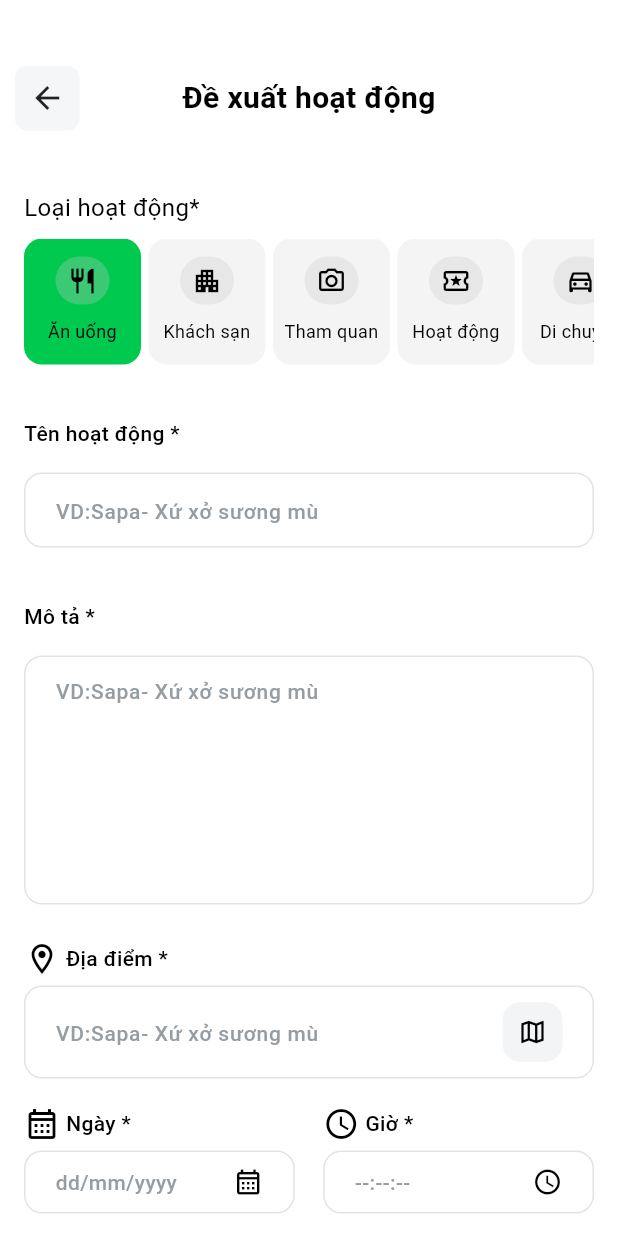
After one commit to manhquyen810/TripSyncApp, a Flutter app: the ProposeActivityScreen screen opened directly, on a phone screen of 412 x 824 dp. The commit adds this screen. Run offline on Flutter 3.47's test engine with Material 3 defaults, Android fonts, the phone set to English and light mode, and no system bars; Roboto replaces fonts that are missing (Poppins).

Commit message:
[Feature]: Feature itinerary page

```diff
--- a/tripsync_flt/lib/features/itinerary/presentation/screens/itinerary_screen.dart
+++ b/tripsync_flt/lib/features/itinerary/presentation/screens/itinerary_screen.dart
@@ -1,4 +1,5 @@
 import 'package:flutter/material.dart';
+import 'propose_activity_screen.dart';
 import '../../../../shared/widgets/trip_bottom_navigation.dart';
 import '../../../trip/domain/entities/trip.dart';
 import '../../../home/presentation/widgets/member_avatar.dart';
@@ -31,7 +32,7 @@ class TripItineraryScreen extends StatelessWidget {
                     const SizedBox(height: 16),
                     _buildStatsSection(),
                     const SizedBox(height: 16),
-                    _buildActionButtons(),
+                    _buildActionButtons(context),
                     const SizedBox(height: 16),
                     _buildItineraryList(),
                   ],
@@ -47,7 +48,11 @@ class TripItineraryScreen extends StatelessWidget {
       floatingActionButton: Padding(
         padding: const EdgeInsets.only(bottom: 80),
         child: FloatingActionButton(
-          onPressed: () {},
+          onPressed: () {
+            Navigator.of(context).push(
+              MaterialPageRoute(builder: (_) => const ProposeActivityScreen()),
+            );
+          },
           backgroundColor: const Color(0xFF00C950),
           child: const Icon(Icons.add, color: Colors.white),
         ),
@@ -289,14 +294,20 @@ class TripItineraryScreen extends StatelessWidget {
     );
   }
 
-  Widget _buildActionButtons() {
+  Widget _buildActionButtons(BuildContext context) {
     return Padding(
       padding: const EdgeInsets.symmetric(horizontal: 20),
       child: Row(
         children: [
           Expanded(
             child: ElevatedButton(
-              onPressed: () {},
+              onPressed: () {
+                Navigator.of(context).push(
+                  MaterialPageRoute(
+                    builder: (_) => const ProposeActivityScreen(),
+                  ),
+                );
+              },
               style: ElevatedButton.styleFrom(
                 backgroundColor: const Color(0xFF00C950),
                 foregroundColor: Colors.black,
--- /dev/null
+++ b/tripsync_flt/lib/features/itinerary/presentation/screens/propose_activity_screen.dart
@@ -0,0 +1,274 @@
+import 'package:flutter/material.dart';
+import '../widgets/propose_activity_widgets.dart';
+
+class ProposeActivityScreen extends StatefulWidget {
+  const ProposeActivityScreen({super.key});
+
+  @override
+  State<ProposeActivityScreen> createState() => _ProposeActivityScreenState();
+}
+
+class _ProposeActivityScreenState extends State<ProposeActivityScreen> {
+  static const Color _green = Color(0xFF00C950);
+  static const Color _surface = Color(0xFFF4F4F4);
+  static const Color _muted = Color(0xFF99A1AF);
+  static const Color _hint = Color(0xFF959DA3);
+
+  // Lazy init helps avoid Flutter Web hot-reload cases where existing State
+  // instances get new fields as `null` and then crash on dispose.
+  TextEditingController? _nameController;
+  TextEditingController? _descriptionController;
+  TextEditingController? _locationController;
+
+  FocusNode? _nameFocusNode;
+  FocusNode? _descriptionFocusNode;
+  FocusNode? _locationFocusNode;
+
+  TextEditingController get _nameCtrl =>
+      _nameController ??= TextEditingController();
+  TextEditingController get _descriptionCtrl =>
+      _descriptionController ??= TextEditingController();
+  TextEditingController get _locationCtrl =>
+      _locationController ??= TextEditingController();
+
+  FocusNode get _nameFocus => _nameFocusNode ??= FocusNode();
+  FocusNode get _descriptionFocus => _descriptionFocusNode ??= FocusNode();
+  FocusNode get _locationFocus => _locationFocusNode ??= FocusNode();
+
+  DateTime? _date;
+  TimeOfDay? _time;
+
+  int _selectedTypeIndex = 0;
+
+  final List<ProposeActivityType> _types = const [
+    ProposeActivityType(label: 'Ăn uống', icon: Icons.restaurant_outlined),
+    ProposeActivityType(label: 'Khách sạn', icon: Icons.apartment_outlined),
+    ProposeActivityType(label: 'Tham quan', icon: Icons.photo_camera_outlined),
+    ProposeActivityType(
+      label: 'Hoạt động',
+      icon: Icons.local_activity_outlined,
+    ),
+    ProposeActivityType(
+      label: 'Di chuyển',
+      icon: Icons.directions_car_filled_outlined,
+    ),
+  ];
+
+  @override
+  void dispose() {
+    _nameController?.dispose();
+    _descriptionController?.dispose();
+    _locationController?.dispose();
+
+    _nameFocusNode?.dispose();
+    _descriptionFocusNode?.dispose();
+    _locationFocusNode?.dispose();
+
+    super.dispose();
+  }
+
+  @override
+  Widget build(BuildContext context) {
+    return Scaffold(
+      backgroundColor: Colors.white,
+      body: SafeArea(
+        child: SingleChildScrollView(
+          padding: const EdgeInsets.only(top: 40, bottom: 24),
+          child: Column(
+            crossAxisAlignment: CrossAxisAlignment.center,
+            children: [
+              ProposeActivityHeader(onBack: () => Navigator.pop(context)),
+              const SizedBox(height: 36),
+              Padding(
+                padding: const EdgeInsets.symmetric(horizontal: 16),
+                child: Column(
+                  crossAxisAlignment: CrossAxisAlignment.start,
+                  children: [
+                    const Text(
+                      'Loại hoạt động*',
+                      style: TextStyle(
+                        fontSize: 16,
+                        color: Colors.black,
+                        fontFamily: 'Poppins',
+                        fontWeight: FontWeight.w400,
+                      ),
+                    ),
+                    const SizedBox(height: 9),
+                    ProposeActivityTypeSelector(
+                      green: _green,
+                      surface: _surface,
+                      types: _types,
+                      selectedIndex: _selectedTypeIndex,
+                      onSelect: (index) =>
+                          setState(() => _selectedTypeIndex = index),
+                    ),
+                    const SizedBox(height: 36),
+                    ProposeActivityLabeledTextField(
+                      label: 'Tên hoạt động *',
+                      hintText: 'VD:Sapa- Xứ xở sương mù',
+                      controller: _nameCtrl,
+                      focusNode: _nameFocus,
+                      green: _green,
+                      muted: _muted,
+                      hintColor: _hint,
+                    ),
+                    const SizedBox(height: 36),
+                    ProposeActivityLabeledTextField(
+                      label: 'Mô tả *',
+                      hintText: 'VD:Sapa- Xứ xở sương mù',
+                      controller: _descriptionCtrl,
+                      focusNode: _descriptionFocus,
+                      maxLines: 6,
+                      minHeight: 117,
+                      green: _green,
+                      muted: _muted,
+                      hintColor: _hint,
+                    ),
+                    const SizedBox(height: 24),
+                    ProposeActivityLocationField(
+                      controller: _locationCtrl,
+                      focusNode: _locationFocus,
+                      green: _green,
+                      muted: _muted,
+                      hintColor: _hint,
+                    ),
+                    const SizedBox(height: 18),
+                    _buildDateTimeRow(context),
+                    const SizedBox(height: 24),
+                    ProposeActivityBottomButtons(
+                      onCancel: () => Navigator.pop(context),
+                      onSubmit: () => Navigator.pop(context),
+                      green: _green,
+                    ),
+                  ],
+                ),
+              ),
+            ],
+          ),
+        ),
+      ),
+    );
+  }
+
+  Widget _buildDateTimeRow(BuildContext context) {
+    return Row(
+      children: [
+        Expanded(
+          child: _buildPickerField(
+            context: context,
+            label: 'Ngày *',
+            labelIcon: Icons.calendar_month_outlined,
+            value: _date == null ? 'dd/mm/yyyy' : _formatDate(_date!),
+            isPlaceholder: _date == null,
+            trailingIcon: Icons.calendar_month_outlined,
+            onTap: () async {
+              final now = DateTime.now();
+              final picked = await showDatePicker(
+                context: context,
+                initialDate: _date ?? now,
+                firstDate: DateTime(now.year - 5),
+                lastDate: DateTime(now.year + 5),
+              );
+              if (picked == null) return;
+              setState(() => _date = picked);
+            },
+          ),
+        ),
+        const SizedBox(width: 19),
+        Expanded(
+          child: _buildPickerField(
+            context: context,
+            label: 'Giờ *',
+            labelIcon: Icons.access_time,
+            value: _time == null ? '--:--:--' : _formatTime(_time!),
+            isPlaceholder: _time == null,
+            trailingIcon: Icons.access_time,
+            onTap: () async {
+              final picked = await showTimePicker(
+                context: context,
+                initialTime: _time ?? TimeOfDay.now(),
+              );
+              if (picked == null) return;
+              setState(() => _time = picked);
+            },
+          ),
+        ),
+      ],
+    );
+  }
+
+  Widget _buildPickerField({
+    required BuildContext context,
+    required String label,
+    required IconData labelIcon,
+    required String value,
+    required bool isPlaceholder,
+    required IconData trailingIcon,
+    required VoidCallback onTap,
+  }) {
+    return Column(
+      crossAxisAlignment: CrossAxisAlignment.start,
+      children: [
+        Row(
+          children: [
+            Icon(labelIcon, size: 24, color: Colors.black),
+            const SizedBox(width: 4),
+            Text(
+              label,
+              style: const TextStyle(
+                fontSize: 14,
+                height: 20 / 14,
+                color: Colors.black,
+                fontFamily: 'Poppins',
+                fontWeight: FontWeight.w500,
+              ),
+            ),
+          ],
+        ),
+        const SizedBox(height: 6),
+        InkWell(
+          onTap: onTap,
+          borderRadius: BorderRadius.circular(12),
+          child: Container(
+            decoration: BoxDecoration(
+              color: Colors.white,
+              border: Border.all(color: _muted.withOpacity(0.3), width: 1),
+              borderRadius: BorderRadius.circular(12),
+            ),
+            padding: const EdgeInsets.symmetric(horizontal: 20, vertical: 10),
+            child: Row(
+              children: [
+                Expanded(
+                  child: Text(
+                    value,
+                    style: TextStyle(
+                      fontSize: 14,
+                      height: 20 / 14,
+                      color: isPlaceholder ? _hint : Colors.black,
+                      fontFamily: 'Poppins',
+                      fontWeight: FontWeight.w500,
+                    ),
+                  ),
+                ),
+                Icon(trailingIcon, size: 20, color: Colors.black),
+              ],
+            ),
+          ),
+        ),
+      ],
+    );
+  }
+
+  String _formatDate(DateTime date) {
+    final dd = date.day.toString().padLeft(2, '0');
+    final mm = date.month.toString().padLeft(2, '0');
+    final yyyy = date.year.toString();
+    return '$dd/$mm/$yyyy';
+  }
+
+  String _formatTime(TimeOfDay time) {
+    final hh = time.hour.toString().padLeft(2, '0');
+    final mm = time.minute.toString().padLeft(2, '0');
+    return '$hh:$mm:00';
+  }
+}
--- /dev/null
+++ b/tripsync_flt/lib/features/itinerary/presentation/widgets/propose_activity_widgets.dart
@@ -0,0 +1,385 @@
+import 'package:flutter/material.dart';
+
+class ProposeActivityType {
+  final String label;
+  final IconData icon;
+
+  const ProposeActivityType({required this.label, required this.icon});
+}
+
+class ProposeActivityHeader extends StatelessWidget {
+  final VoidCallback onBack;
+
+  const ProposeActivityHeader({super.key, required this.onBack});
+
+  @override
+  Widget build(BuildContext context) {
+    return Padding(
+      padding: const EdgeInsets.symmetric(horizontal: 10),
+      child: SizedBox(
+        height: 51,
+        child: Stack(
+          alignment: Alignment.center,
+          children: [
+            Align(
+              alignment: Alignment.centerLeft,
+              child: GestureDetector(
+                onTap: onBack,
+                child: Container(
+                  width: 43,
+                  height: 43,
+                  decoration: BoxDecoration(
+                    color: const Color(0xFFF5F6F8),
+                    borderRadius: BorderRadius.circular(8),
+                  ),
+                  child: const Icon(Icons.arrow_back, size: 24),
+                ),
+              ),
+            ),
+            const Text(
+              'Đề xuất hoạt động',
+              style: TextStyle(
+                fontSize: 20,
+                fontWeight: FontWeight.w600,
+                color: Colors.black,
+                fontFamily: 'Poppins',
+              ),
+            ),
+          ],
+        ),
+      ),
+    );
+  }
+}
+
+class ProposeActivityTypeSelector extends StatelessWidget {
+  final List<ProposeActivityType> types;
+  final int selectedIndex;
+  final ValueChanged<int> onSelect;
+  final Color green;
+  final Color surface;
+
+  const ProposeActivityTypeSelector({
+    super.key,
+    required this.types,
+    required this.selectedIndex,
+    required this.onSelect,
+    required this.green,
+    required this.surface,
+  });
+
+  @override
+  Widget build(BuildContext context) {
+    return SizedBox(
+      height: 84,
+      child: SingleChildScrollView(
+        scrollDirection: Axis.horizontal,
+        child: Row(
+          children: List.generate(types.length, (index) {
+            final isSelected = index == selectedIndex;
+            final type = types[index];
+
+            return Padding(
+              padding: EdgeInsets.only(
+                right: index == types.length - 1 ? 0 : 5,
+              ),
+              child: GestureDetector(
+                onTap: () => onSelect(index),
+                child: Container(
+                  width: 78,
+                  height: 84,
+                  decoration: BoxDecoration(
+                    color: isSelected ? green : surface,
+                    borderRadius: BorderRadius.circular(12),
+                  ),
+                  child: Column(
+                    mainAxisAlignment: MainAxisAlignment.center,
+                    children: [
+                      Container(
+                        width: 36,
+                        height: 32,
+                        decoration: BoxDecoration(
+                          color: const Color(0xFFC8C8C8).withOpacity(0.3),
+                          borderRadius: BorderRadius.circular(24),
+                        ),
+                        alignment: Alignment.center,
+                        child: Icon(type.icon, size: 20, color: Colors.black),
+                      ),
+                      const SizedBox(height: 8),
+                      Text(
+                        type.label,
+                        textAlign: TextAlign.center,
+                        style: const TextStyle(
+                          fontSize: 12,
+                          height: 20 / 12,
+                          color: Colors.black,
+                          fontFamily: 'Poppins',
+                          fontWeight: FontWeight.w400,
+                        ),
+                      ),
+                    ],
+                  ),
+                ),
+              ),
+            );
+          }),
+        ),
+      ),
+    );
+  }
+}
+
+class ProposeActivityLabeledTextField extends StatelessWidget {
+  final String label;
+  final String hintText;
+  final TextEditingController controller;
+  final FocusNode focusNode;
+  final int maxLines;
+  final double? minHeight;
+  final Color green;
+  final Color muted;
+  final Color hintColor;
+
+  const ProposeActivityLabeledTextField({
+    super.key,
+    required this.label,
+    required this.hintText,
+    required this.controller,
+    required this.focusNode,
+    required this.green,
+    required this.muted,
+    required this.hintColor,
+    this.maxLines = 1,
+    this.minHeight,
+  });
+
+  @override
+  Widget build(BuildContext context) {
+    return Column(
+      crossAxisAlignment: CrossAxisAlignment.start,
+      children: [
+        Text(
+          label,
+          style: const TextStyle(
+            fontSize: 14,
+            height: 20 / 14,
+            color: Colors.black,
+            fontFamily: 'Poppins',
+            fontWeight: FontWeight.w500,
+          ),
+        ),
+        const SizedBox(height: 16),
+        AnimatedBuilder(
+          animation: focusNode,
+          builder: (context, _) {
+            final borderColor = focusNode.hasFocus
+                ? green
+                : muted.withOpacity(0.3);
+
+            return Container(
+              constraints: minHeight == null
+                  ? null
+                  : BoxConstraints(minHeight: minHeight!),
+              decoration: BoxDecoration(
+                color: Colors.white,
+                border: Border.all(color: borderColor, width: 1),
+                borderRadius: BorderRadius.circular(12),
+              ),
+              child: TextField(
+                controller: controller,
+                focusNode: focusNode,
+                maxLines: maxLines,
+                decoration: InputDecoration(
+                  hintText: hintText,
+                  hintStyle: TextStyle(
+                    fontSize: 14,
+                    height: 20 / 14,
+                    color: hintColor,
+                    fontFamily: 'Poppins',
+                    fontWeight: FontWeight.w500,
+                  ),
+                  border: InputBorder.none,
+                  contentPadding: const EdgeInsets.symmetric(
+                    horizontal: 20,
+                    vertical: 10,
+                  ),
+                ),
+              ),
+            );
+          },
+        ),
+      ],
+    );
+  }
+}
+
+class ProposeActivityLocationField extends StatelessWidget {
+  final TextEditingController controller;
+  final FocusNode focusNode;
+  final Color green;
+  final Color muted;
+  final Color hintColor;
+
+  const ProposeActivityLocationField({
+    super.key,
+    required this.controller,
+    required this.focusNode,
+    required this.green,
+    required this.muted,
+    required this.hintColor,
+  });
+
+  @override
+  Widget build(BuildContext context) {
+    return Column(
+      crossAxisAlignment: CrossAxisAlignment.start,
+      children: [
+        const Row(
+          children: [
+            Icon(Icons.location_on_outlined, size: 24, color: Colors.black),
+            SizedBox(width: 4),
+            Text(
+              'Địa điểm *',
+              style: TextStyle(
+                fontSize: 14,
+                height: 20 / 14,
+                color: Colors.black,
+                fontFamily: 'Poppins',
+                fontWeight: FontWeight.w500,
+              ),
+            ),
+          ],
+        ),
+        const SizedBox(height: 6),
+        AnimatedBuilder(
+          animation: focusNode,
+          builder: (context, _) {
+            final borderColor = focusNode.hasFocus
+                ? green
+                : muted.withOpacity(0.3);
+
+            return Container(
+              decoration: BoxDecoration(
+                color: Colors.white,
+                border: Border.all(color: borderColor, width: 1),
+                borderRadius: BorderRadius.circular(12),
+              ),
+              padding: const EdgeInsets.symmetric(horizontal: 20, vertical: 10),
+              child: Row(
+                children: [
+                  Expanded(
+                    child: TextField(
+                      controller: controller,
+                      focusNode: focusNode,
+                      decoration: InputDecoration(
+                        hintText: 'VD:Sapa- Xứ xở sương mù',
+                        hintStyle: TextStyle(
+                          fontSize: 14,
+                          height: 20 / 14,
+                          color: hintColor,
+                          fontFamily: 'Poppins',
+                          fontWeight: FontWeight.w500,
+                        ),
+                        border: InputBorder.none,
+                        isDense: true,
+                        contentPadding: EdgeInsets.zero,
+                      ),
+                    ),
+                  ),
+                  const SizedBox(width: 12),
+                  Container(
+                    decoration: BoxDecoration(
+                      color: const Color(0xFFF3F4F6),
+                      borderRadius: BorderRadius.circular(12),
+                    ),
+                    padding: const EdgeInsets.all(10),
+                    child: const Icon(
+                      Icons.map_outlined,
+                      size: 20,
+                      color: Colors.black,
+                    ),
+                  ),
+                ],
+              ),
+            );
+          },
+        ),
+      ],
+    );
+  }
+}
+
+class ProposeActivityBottomButtons extends StatelessWidget {
+  final VoidCallback onCancel;
+  final VoidCallback onSubmit;
+  final Color green;
+
+  const ProposeActivityBottomButtons({
+    super.key,
+    required this.onCancel,
+    required this.onSubmit,
+    required this.green,
+  });
+
+  @override
+  Widget build(BuildContext context) {
+    return Row(
+      mainAxisAlignment: MainAxisAlignment.center,
+      children: [
+        SizedBox(
+          width: 170,
+          height: 40,
+          child: OutlinedButton(
+            onPressed: onCancel,
+            style: OutlinedButton.styleFrom(
+              foregroundColor: Colors.black,
+              side: const BorderSide(color: Colors.black, width: 1),
+              shape: RoundedRectangleBorder(
+                borderRadius: BorderRadius.circular(8),
+              ),
+            ),
+            child: const Text(
+              'Huỷ',
+              style: TextStyle(
+                fontSize: 14,
+                fontFamily: 'Poppins',
+                fontWeight: FontWeight.w400,
+              ),
+            ),
+          ),
+        ),
+        const SizedBox(width: 16),
+        SizedBox(
+          width: 170,
+          height: 40,
+          child: ElevatedButton(
+            onPressed: onSubmit,
+            style: ElevatedButton.styleFrom(
+              backgroundColor: green,
+              foregroundColor: Colors.white,
+              elevation: 0,
+              shape: RoundedRectangleBorder(
+                borderRadius: BorderRadius.circular(8),
+              ),
+            ),
+            child: const Row(
+              mainAxisAlignment: MainAxisAlignment.center,
+              children: [
+                Icon(Icons.add, size: 18, color: Colors.white),
+                SizedBox(width: 10),
+                Text(
+                  'Đề xuất',
+                  style: TextStyle(
+                    fontSize: 14,
+                    fontFamily: 'Poppins',
+                    fontWeight: FontWeight.w400,
+                  ),
+                ),
+              ],
+            ),
+          ),
+        ),
+      ],
+    );
+  }
+}
```
